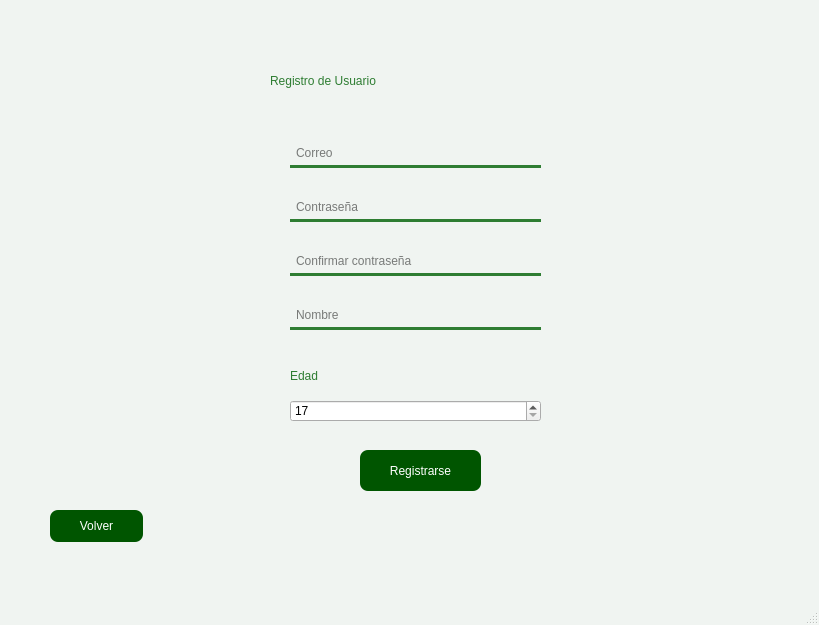
This is src/vista/Ui/Registro3.ui in encinaa/LodzConnect as Qt 5 draws it before an edit. The edited form follows.
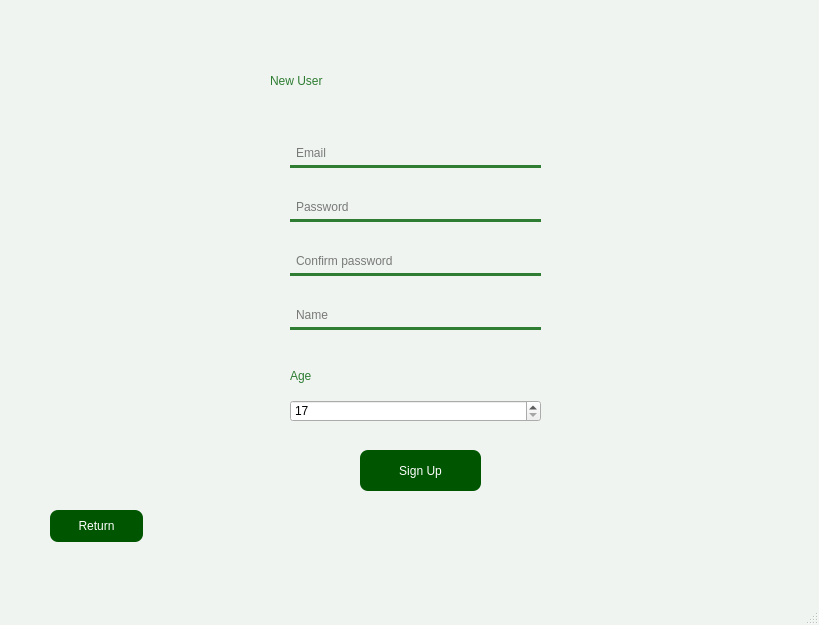
This is the edited form. Icons and pictures are not drawn.

Patch:
```diff
--- a/src/vista/Ui/Registro3.ui
+++ b/src/vista/Ui/Registro3.ui
@@ -62,7 +62,7 @@
      <string notr="true">font: 18pt &quot;Century&quot;;</string>
     </property>
     <property name="text">
-     <string>Registro de Usuario</string>
+     <string>New User</string>
     </property>
    </widget>
    <widget class="QPushButton" name="BotonRegistro">
@@ -87,7 +87,7 @@
       }</string>
     </property>
     <property name="text">
-     <string>Registrarse</string>
+     <string>Sign Up</string>
     </property>
    </widget>
    <widget class="QSpinBox" name="registro_edad">
@@ -119,7 +119,7 @@
      <string notr="true">font: 10pt &quot;MS Shell Dlg 2&quot;;</string>
     </property>
     <property name="text">
-     <string>Edad</string>
+     <string>Age</string>
     </property>
    </widget>
    <widget class="QPushButton" name="BotonAtras">
@@ -144,7 +144,7 @@
       }</string>
     </property>
     <property name="text">
-     <string>Volver</string>
+     <string>Return</string>
     </property>
    </widget>
    <widget class="QWidget" name="layoutWidget">
@@ -174,7 +174,7 @@
   </string>
        </property>
        <property name="placeholderText">
-        <string>Correo</string>
+        <string>Email</string>
        </property>
       </widget>
      </item>
@@ -198,7 +198,7 @@
         <enum>QLineEdit::Password</enum>
        </property>
        <property name="placeholderText">
-        <string>Contraseña</string>
+        <string>Password</string>
        </property>
       </widget>
      </item>
@@ -222,7 +222,7 @@
         <enum>QLineEdit::Password</enum>
        </property>
        <property name="placeholderText">
-        <string>Confirmar contraseña</string>
+        <string>Confirm password</string>
        </property>
       </widget>
      </item>
@@ -243,7 +243,7 @@
   </string>
        </property>
        <property name="placeholderText">
-        <string>Nombre</string>
+        <string>Name</string>
        </property>
       </widget>
      </item>
```
